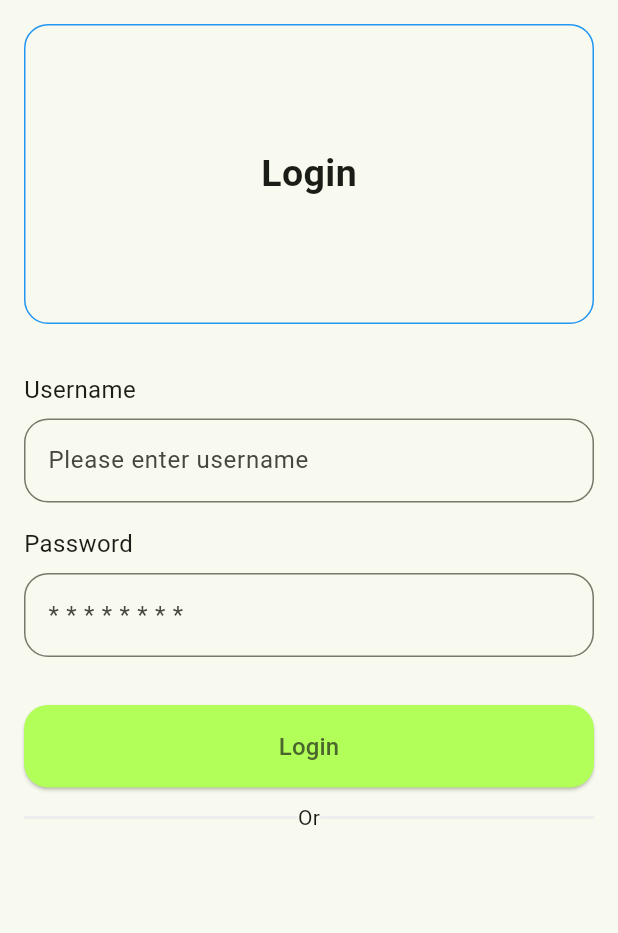
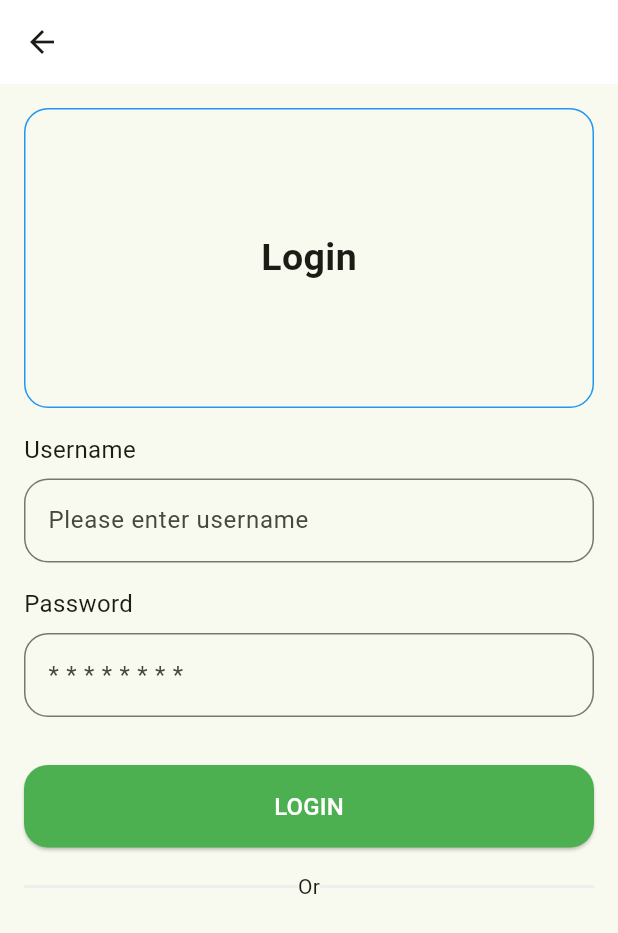
Before and after one commit to mike1tesla/flutter_iot, a Flutter app: the Page screen opened directly, on a phone screen of 412 x 824 dp. Shown: the top 933 px of the screen. Run offline on Flutter 3.47's test engine with Material 3 defaults, Android fonts, the phone set to English and light mode, and no system bars; our stand-ins replace bloc, flutter_bloc.

Commit message:
UI Welcom Login

```diff
--- a/lib/src/features/authentication/login/login_screen.dart
+++ b/lib/src/features/authentication/login/login_screen.dart
@@ -24,8 +24,11 @@ class Page extends StatelessWidget {
   Widget build(BuildContext context) {
     return BlocBuilder<LoginCubit, LoginState>(
       builder: (context, state) {
-        return SafeArea(
-          child: Scaffold(
+        return Scaffold(
+          appBar: AppBar(
+            backgroundColor: Colors.white,
+
+          ),
           body: SingleChildScrollView(
             padding: const EdgeInsets.symmetric(vertical: 16),
             child: Container(
@@ -35,12 +38,12 @@ class Page extends StatelessWidget {
                 mainAxisAlignment: MainAxisAlignment.center,
                 children: [
                   buildPageTitle(),
-                    const SizedBox(height: 32),
+                  const SizedBox(height: 16),
                   _buildFormLogin(),
-                    const SizedBox(height: 10),
+                  const SizedBox(height: 16),
                   _buildOrSplitDivider(),
+                  const SizedBox(height: 16),
                 ],
-                ),
               ),
             ),
           ),
@@ -49,7 +52,7 @@ class Page extends StatelessWidget {
     );
   }
 
-  Container buildPageTitle() {
+  Widget buildPageTitle() {
     return Container(
       width: double.infinity,
       height: 200,
@@ -96,11 +99,11 @@ class Page extends StatelessWidget {
           ElevatedButton(
             onPressed: () {},
             child: const Text(
-              "Login",
-              style: TextStyle(fontSize: 16),
+              "LOGIN",
+              style: TextStyle(fontSize: 16, color: Colors.white),
             ),
             style: ElevatedButton.styleFrom(
-              backgroundColor: Colors.lightGreenAccent,
+              backgroundColor: Colors.green,
               shape: RoundedRectangleBorder(borderRadius: BorderRadius.circular(16)),
               minimumSize: const Size(double.infinity, 55),
             ),
--- a/lib/src/features/authentication/signup/signup_screen.dart
+++ b/lib/src/features/authentication/signup/signup_screen.dart
@@ -7,6 +7,9 @@ class SignUpScreen extends StatelessWidget {
 
   @override
   Widget build(BuildContext context) {
-    return const Center(child: Text(route),);
+    return Scaffold(
+      appBar: AppBar(backgroundColor: Colors.white,),
+      body: Center(child: Text("SignUpScreen")),
+    );
   }
 }
```
Also changed, not shown: lib/src/features/authentication/welcom/welcom_screen.dart (+28 -8 lines). Lines whose indentation alone changed are shown as unchanged.
